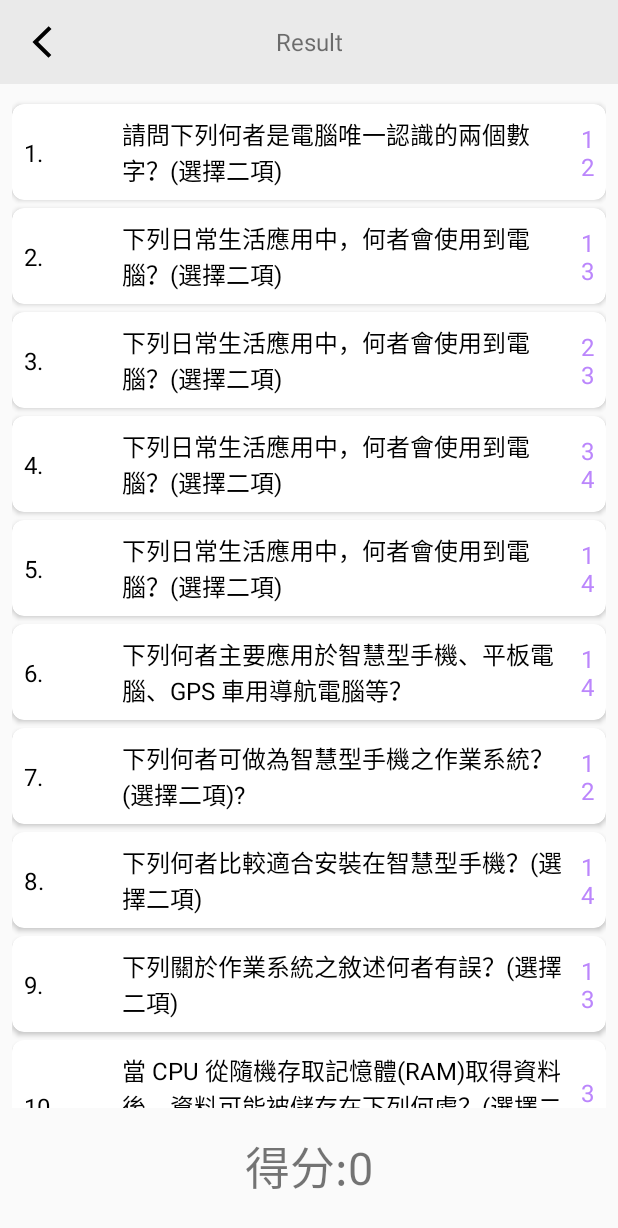
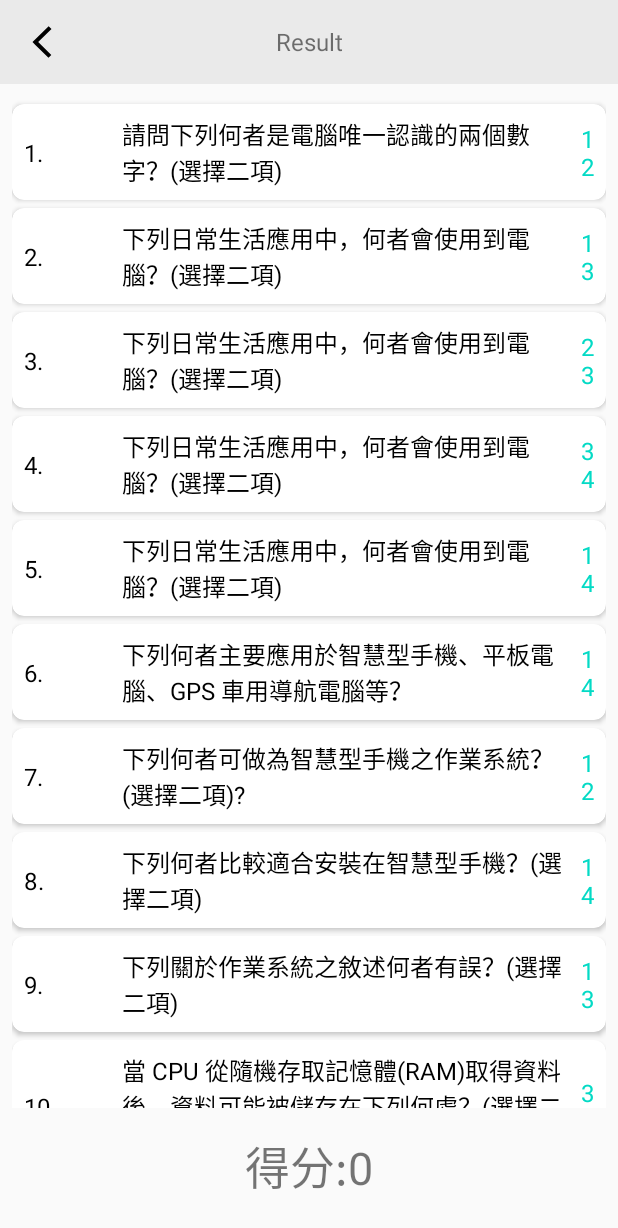
Before and after one commit to georgedanny/exam_mvvm_demo, an Android app: the ResultFragment screen opened through its navigation route, on a phone screen of 412 x 824 dp. Shown: the top 1228 px of the screen. Run offline under Robolectric (Android 15) with nearby library versions, the phone set to English and light mode, and no system bars; our stand-ins replace Room's generated code, data binding, navigation-ui.

Commit message:
modify - some code

```diff
--- a/app/src/main/java/com/cathay/exammvvmdemo/ui/answer/AnswerFragment.kt
+++ b/app/src/main/java/com/cathay/exammvvmdemo/ui/answer/AnswerFragment.kt
@@ -117,11 +117,6 @@ class AnswerFragment : ToolbarFragment() {
         super.initView()
         setToolbarTitle("Answer")
         viewModel.requestExam(position)
-
-        binding.previous.visibility = if (position == 0) View.GONE else View.VISIBLE
-        binding.next.visibility = if (position == 0) View.GONE else View.VISIBLE
-
-
     }
 
     private fun setCheckBoxListen(){
--- a/app/src/main/java/com/cathay/exammvvmdemo/ui/detail/ResultDetailFragment.kt
+++ b/app/src/main/java/com/cathay/exammvvmdemo/ui/detail/ResultDetailFragment.kt
@@ -100,8 +100,6 @@ class ResultDetailFragment : ToolbarFragment() {
     override fun initView() {
         super.initView()
         setToolbarTitle("Result Detail")
-        binding.previous.visibility = if (position == 0) View.GONE else View.VISIBLE
-        binding.next.visibility = if (position == 0) View.GONE else View.VISIBLE
         viewModel.requestExam(position)
     }
 
--- a/app/src/main/java/com/cathay/exammvvmdemo/ui/home/ExamAdapter.kt
+++ b/app/src/main/java/com/cathay/exammvvmdemo/ui/home/ExamAdapter.kt
@@ -51,7 +51,7 @@ class ExamAdapter(var mutableList: MutableList<ExamEntity>): RecyclerView.Adapte
                 itemBinding.answer.setTextColor(ContextCompat.getColor(itemBinding.root.context, R.color.black))
             }else{
                 if (showAns)itemBinding.answer.text = sortOutData(bean.ans)
-                itemBinding.answer.setTextColor(ContextCompat.getColor(itemBinding.root.context, R.color.purple_200))
+                itemBinding.answer.setTextColor(ContextCompat.getColor(itemBinding.root.context, R.color.teal_200))
             }
             itemBinding.userAnswer.text = sortOutData(bean.userAns)
             itemBinding.topic.text = bean.topic
--- a/app/src/main/java/com/cathay/exammvvmdemo/ui/home/HomeFragment.kt
+++ b/app/src/main/java/com/cathay/exammvvmdemo/ui/home/HomeFragment.kt
@@ -76,6 +76,8 @@ class HomeFragment : ToolbarFragment() {
             nav().navigate(R.id.action_navigation_home_to_navigation_result)
         }
 
+        setBackPress { requireActivity().finish() }
+
     }
 
 
--- a/app/src/main/res/layout/item_exam.xml
+++ b/app/src/main/res/layout/item_exam.xml
@@ -34,7 +34,7 @@
                 android:layout_height="wrap_content"
                 android:textSize="16sp"
                 tools:text="1\n2\n3"
-                android:textColor="@color/black"
+                android:textColor="@color/purple_500"
                 android:gravity="center_vertical"
                 android:layout_marginStart="10dp"
                 app:layout_constraintTop_toTopOf="parent"
```
